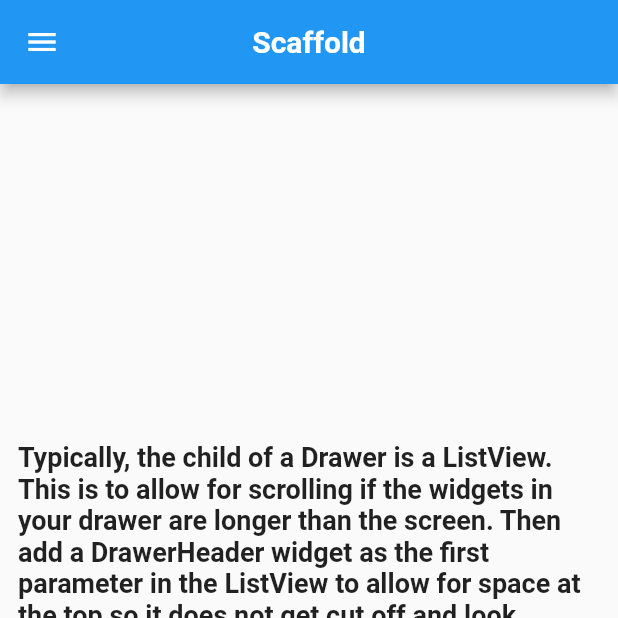
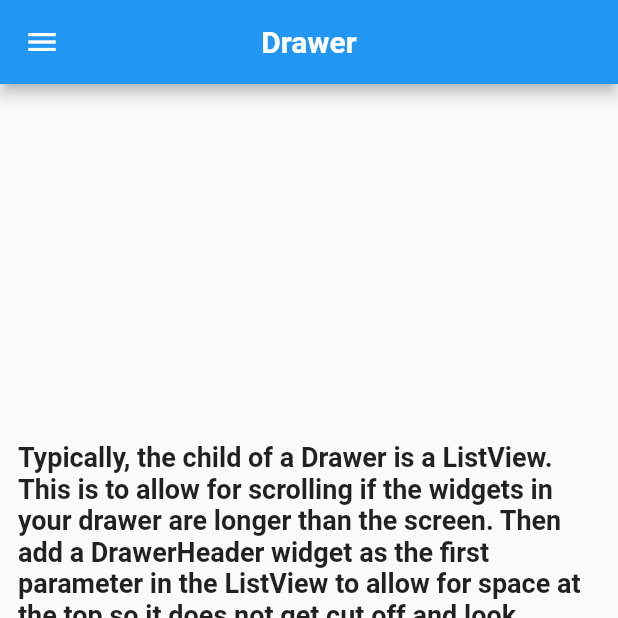
Before and after one commit to ekiesow/Flutter-Effect, a Flutter app: the DrawerModule screen opened by its route, on a phone screen of 412 x 824 dp, the top half of it. Run offline on Flutter 3.47's test engine with Material 2 defaults, Android fonts, the phone set to English and light mode, and no system bars; our stand-ins replace cloud_firestore, file_picker, firebase_auth, firebase_storage, image_picker, shared_preferences; missing offline and left inert: flutter_webview_plugin; accounts and stored records are empty.

Commit message:
Fixed typo.

```diff
--- a/flutter_effect/lib/Home/modules/drawer/drawer_module.dart
+++ b/flutter_effect/lib/Home/modules/drawer/drawer_module.dart
@@ -14,7 +14,7 @@ class _DrawerModuleState extends State<DrawerModule> {
   @override
   Widget build(BuildContext context) {
     return GlobalScaffold(
-      title: "Scaffold",
+      title: "Drawer",
       context: context,
       body: DrawerBody(),
       drawer: ModuleDrawer(),
```
